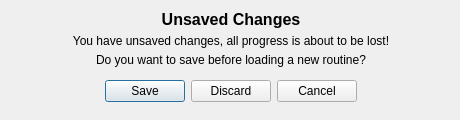
Qt form src/ui/unsaved_prompt_design.ui (Unchain1014/Routinely) before a commit.
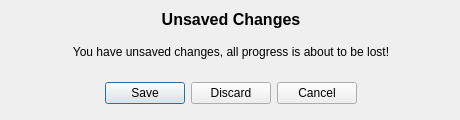
The same form after that commit.

```diff
--- a/src/ui/unsaved_prompt_design.ui
+++ b/src/ui/unsaved_prompt_design.ui
@@ -76,7 +76,7 @@
     <item>
      <widget class="QLabel" name="unsavedText1">
       <property name="sizePolicy">
-       <sizepolicy hsizetype="Preferred" vsizetype="Minimum">
+       <sizepolicy hsizetype="Preferred" vsizetype="Expanding">
         <horstretch>0</horstretch>
         <verstretch>0</verstretch>
        </sizepolicy>
@@ -89,22 +89,6 @@
       </property>
      </widget>
     </item>
-    <item>
-     <widget class="QLabel" name="unsavedText2">
-      <property name="sizePolicy">
-       <sizepolicy hsizetype="Preferred" vsizetype="Minimum">
-        <horstretch>0</horstretch>
-        <verstretch>0</verstretch>
-       </sizepolicy>
-      </property>
-      <property name="text">
-       <string>Do you want to save before loading a new routine?</string>
-      </property>
-      <property name="alignment">
-       <set>Qt::AlignmentFlag::AlignCenter</set>
-      </property>
-     </widget>
-    </item>
     <item>
      <widget class="QDialogButtonBox" name="unsavedButtonBox">
       <property name="sizePolicy">
```
